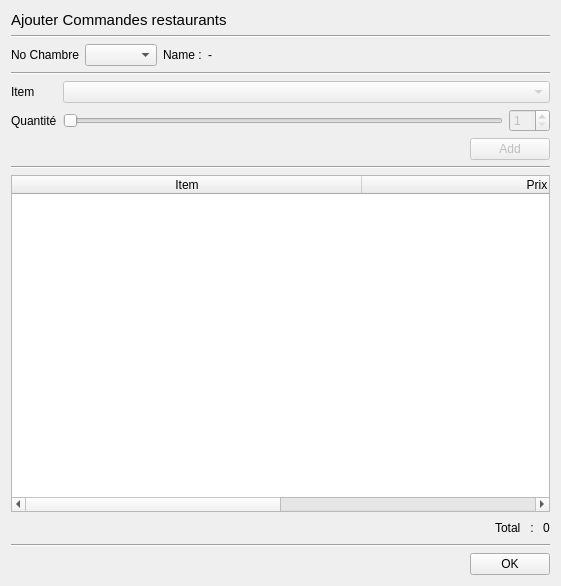
Before: the Qt Designer form addrestaurantorder.ui in abdeljalilanane/Innovative-Hotel-Manager, drawn with Qt 5.
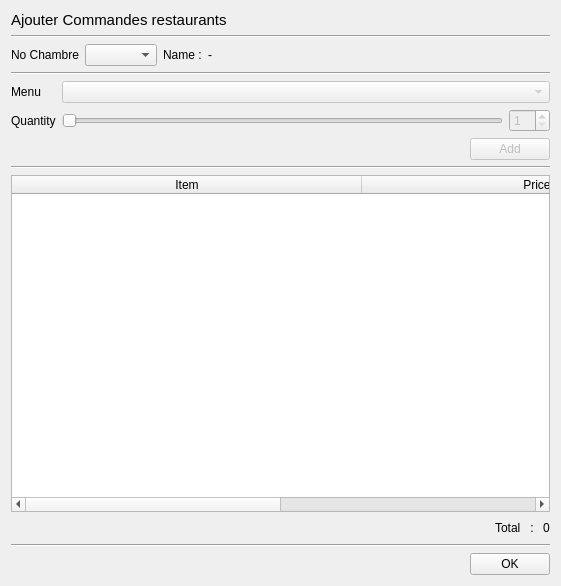
After: the same form once the commit is applied.

```diff
--- a/addrestaurantorder.ui
+++ b/addrestaurantorder.ui
@@ -78,7 +78,7 @@
      <item row="1" column="0">
       <widget class="QLabel" name="label_2">
        <property name="text">
-        <string>Item</string>
+        <string>Menu</string>
        </property>
       </widget>
      </item>
@@ -92,7 +92,7 @@
      <item row="2" column="0">
       <widget class="QLabel" name="label_3">
        <property name="text">
-        <string>Quantité</string>
+        <string>Quantity</string>
        </property>
       </widget>
      </item>
@@ -186,7 +186,7 @@
      </column>
      <column>
       <property name="text">
-       <string>Prix</string>
+       <string>Price</string>
       </property>
      </column>
     </widget>
```
